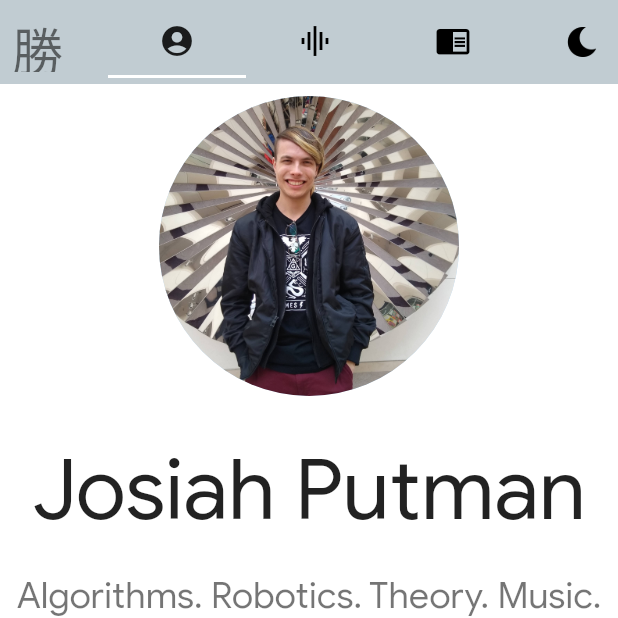
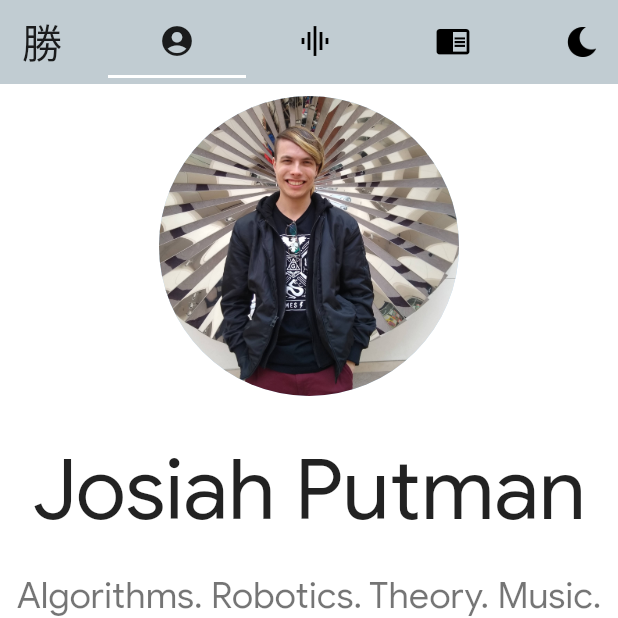
Before and after one commit to Katsutoshii/katsutoshii.github.io, a Flutter app: the screen it shows after launch, on a phone screen of 412 x 824 dp, the top half of it. Run offline on Flutter 3.47's test engine with Material 2 defaults, Android fonts, the phone set to English and light mode, and no system bars; missing offline and left inert: dart:html, particles_flutter.

Commit message:
Fitted box

```diff
--- a/lib/pages/home.dart
+++ b/lib/pages/home.dart
@@ -28,7 +28,7 @@ class HomePage extends StatelessWidget {
       appBar: AppBar(
         leading: Padding(
           padding: const EdgeInsets.all(8.0),
-          child: Text('勝利', style: Theme.of(context).textTheme.headline4,),
+          child: FittedBox(fit: BoxFit.fitHeight, child: Text('勝')),
         ),
         actions: <Widget>[themeSwitch(context)],
         title: TabBar(
```
